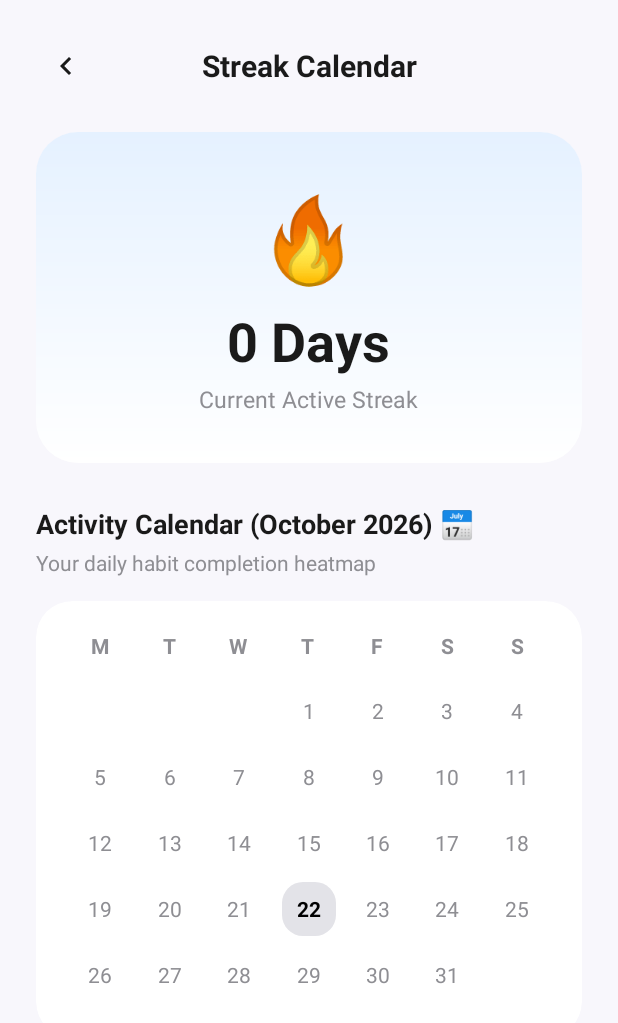
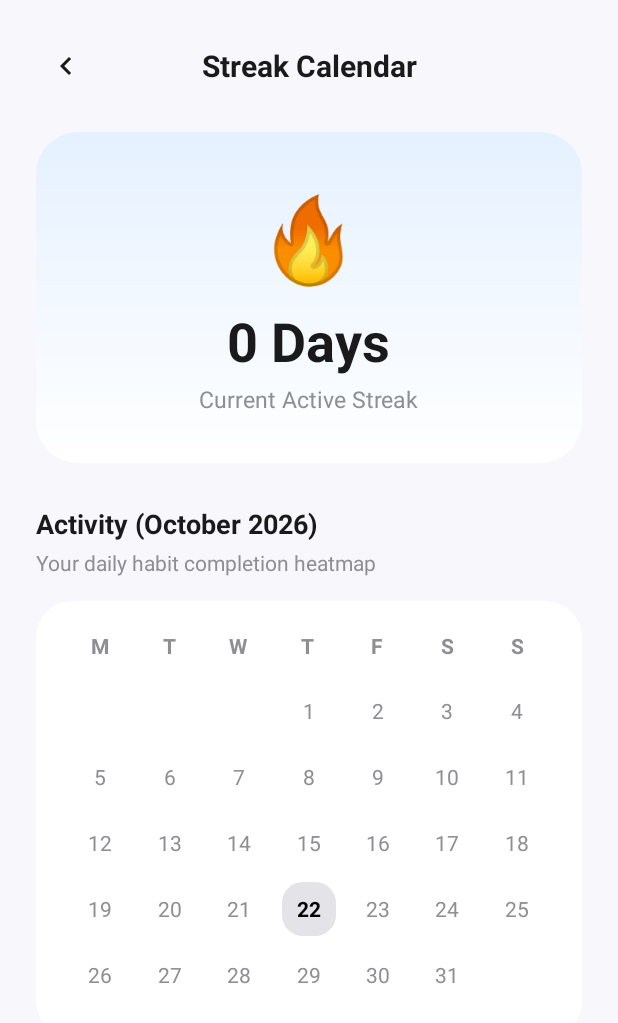
Before and after one commit to naayann/floww, an Android app: the StreaksActivity screen opened directly, with no data from a screen before it, on a phone screen of 412 x 824 dp. Shown: the top 1023 px of the screen. Run offline under Robolectric (Android 15) with nearby library versions, the light colour scheme and no system bars; our stand-ins replace Room's generated code.

Commit message:
fix typo

```diff
--- a/app/src/main/java/com/naayann/floow/ui/StreaksActivity.java
+++ b/app/src/main/java/com/naayann/floow/ui/StreaksActivity.java
@@ -48,7 +48,7 @@ public class StreaksActivity extends AppCompatActivity {
 
         TextView tvMonthTitle = findViewById(R.id.tvMonthTitle);
         String monthName = new SimpleDateFormat("MMMM yyyy", Locale.getDefault()).format(Calendar.getInstance().getTime());
-        tvMonthTitle.setText("Activity Calendar (" + monthName + ") 📅");
+        tvMonthTitle.setText("Activity (" + monthName + ")");
     }
 
     private List<CalendarDay> generateCurrentMonthDays(List<String> completionDates) {
--- a/app/src/main/res/layout/activity_progress.xml
+++ b/app/src/main/res/layout/activity_progress.xml
@@ -216,7 +216,7 @@
             android:layout_height="wrap_content"
             android:layout_marginTop="28dp"
             android:fontFamily="sans-serif-bold"
-            android:text="Goal Breakdown 🎯"
+            android:text="Goal Logs"
             android:textColor="@color/text_primary"
             android:textSize="18sp"
             android:textStyle="bold" />
```
